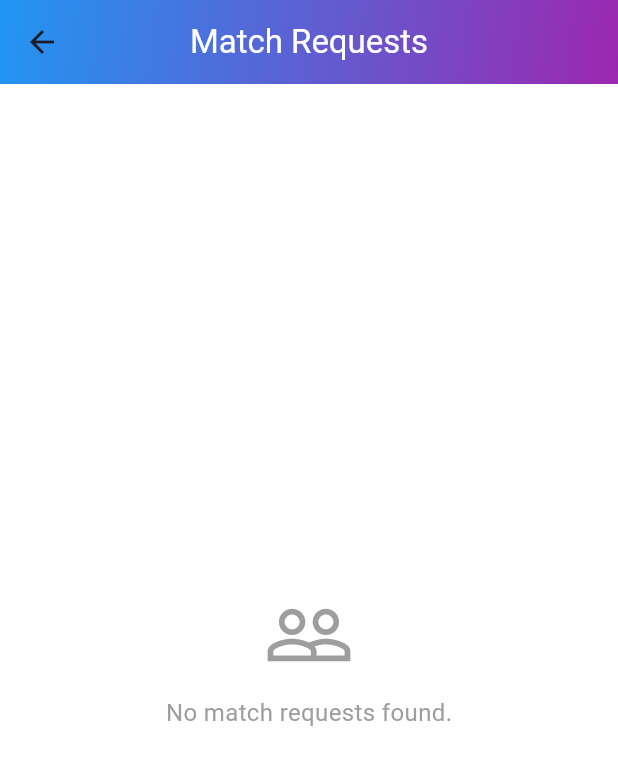
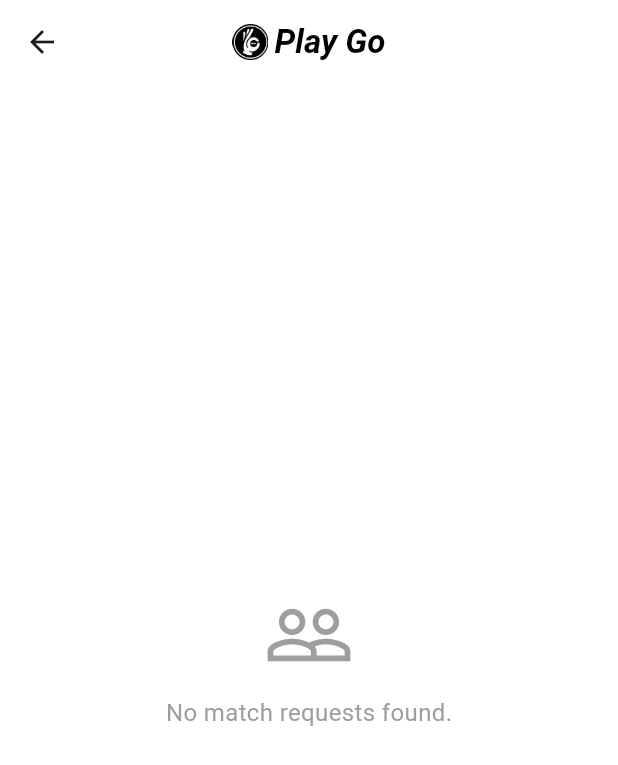
Before and after one commit to hisushanta/playgo, a Flutter app: the MatchRequestPage screen opened directly, on a phone screen of 412 x 824 dp. Shown: the top 765 px of the screen. Run offline on Flutter 3.47's test engine with Material 3 defaults, Android fonts, the phone set to English and light mode, and no system bars; our stand-ins replace cloud_firestore, firebase_auth, firebase_core, firebase_storage, google_fonts, image_picker and 2 more; missing offline and left inert: firebase_ui_auth; accounts and stored records are empty; statements that could not run were skipped.

```diff
--- a/playgo/lib/pages/match_request.dart
+++ b/playgo/lib/pages/match_request.dart
@@ -165,17 +165,29 @@ class _MatchRequestPageState extends State<MatchRequestPage> {
     return Scaffold(
       backgroundColor: Colors.white,
       appBar: AppBar(
-        title: Text('Match Requests', style: TextStyle(color: Colors.white)),
+              backgroundColor: Colors.white,
+              elevation: 0,
+              title: Row(
+          mainAxisAlignment: MainAxisAlignment.center,
+          mainAxisSize: MainAxisSize.min,
+          children: [
+            Image.asset(
+              'assets/homeIcon.png',
+              width: 24,
+              height: 24,
+            ),
+            const SizedBox(width: 4),
+            const Text(
+              "Play Go",
+              style: TextStyle(
+                fontStyle: FontStyle.italic,
+                fontWeight: FontWeight.bold,
+                color: Colors.black,
+              ),
+            ),
+          ],
+        ),
         centerTitle: true,
-        flexibleSpace: Container(
-          decoration: BoxDecoration(
-            gradient: LinearGradient(
-              colors: [Colors.blue, Colors.purple],
-              begin: Alignment.topLeft,
-              end: Alignment.bottomRight,
-            ),
-          ),
-        ),
       ),
       body: Column(
         children: [
@@ -313,6 +325,7 @@ Widget _buildMatchRequestCard(
   String boardSize,
 ) {
   return Card(
+    color: const Color.fromARGB(255, 242, 240, 240),
     margin: EdgeInsets.symmetric(vertical: 10, horizontal: 15),
     elevation: 6,
     shape: RoundedRectangleBorder(
```
Also changed, not shown: playgo/lib/pages/search_user.dart (+22 -10 lines).
